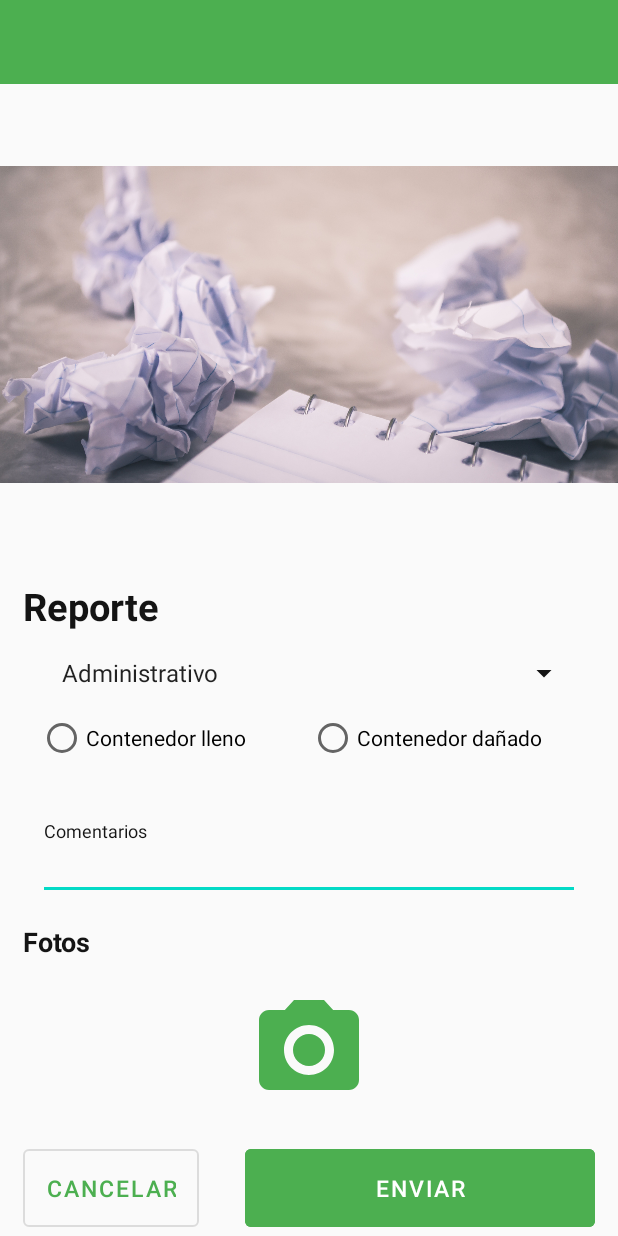
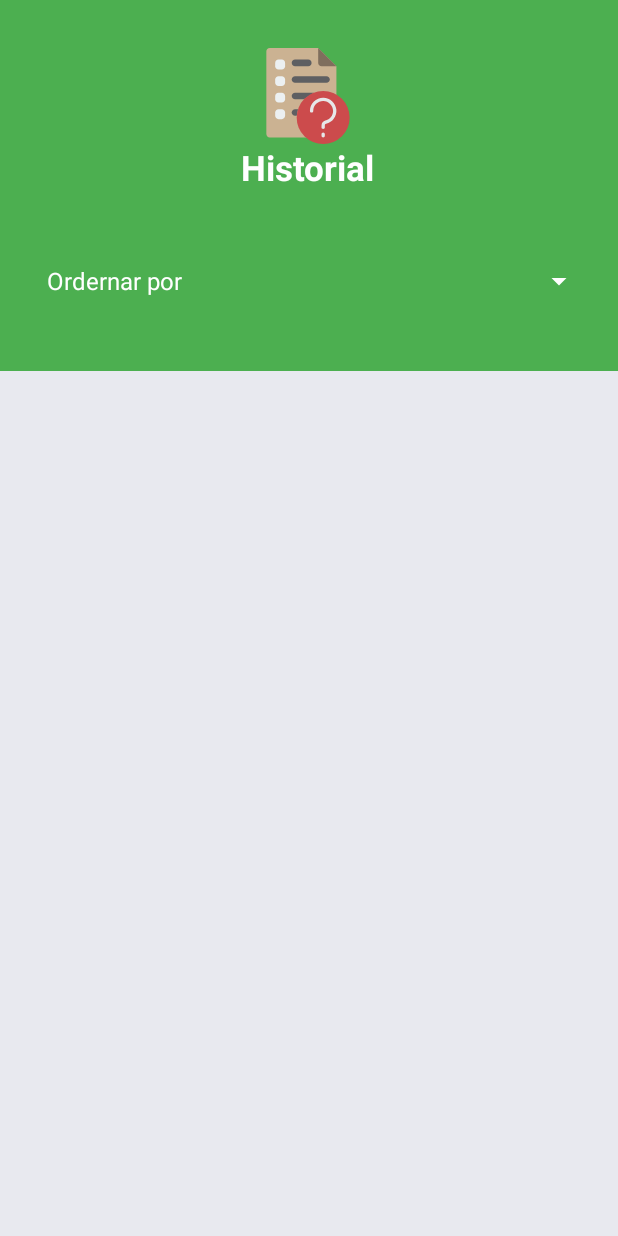
Before and after one commit to PaolaValencia123/ITCJArp, an Android app: the screen it shows after launch (ReportActivity before the commit, HistorialActivity after it), after a tap on "Login", on a phone screen of 412 x 824 dp. Run offline under Robolectric (Android 15) with nearby library versions, the phone set to English and light mode, and no system bars; our stand-ins replace Firebase (no records; nobody signed in at launch, a user with empty details on screens opened directly); libraries missing offline, so code that uses them is left out: org.osmdroid.config; pictures from the network do not load; 1 statement that could not run was skipped.

Commit message:
Se agregó la vista de de historial de reportes

```diff
--- a/app/build.gradle
+++ b/app/build.gradle
@@ -8,7 +8,7 @@ android {
 
     defaultConfig {
         applicationId "com.example.proyecto"
-        minSdkVersion 19
+        minSdkVersion 24
         targetSdkVersion 31
         versionCode 1
         versionName "1.0"
@@ -42,6 +42,8 @@ dependencies {
     implementation 'androidx.core:core-ktx:1.8.0'
     implementation 'androidx.multidex:multidex:2.0.1'
     api 'com.theartofdev.edmodo:android-image-cropper:2.8.+'
+    implementation 'com.github.bumptech.glide:glide:4.10.0'
+    annotationProcessor 'com.github.bumptech.glide:compiler:4.10.0'
 
     // Import the Firebase BoM
     implementation platform('com.google.firebase:firebase-bom:30.2.0')
--- /dev/null
+++ b/app/src/main/java/com/example/proyecto/Historial/HistorialActivity.java
@@ -0,0 +1,148 @@
+package com.example.proyecto.Historial;
+
+import androidx.annotation.NonNull;
+import androidx.appcompat.app.AppCompatActivity;
+import androidx.recyclerview.widget.LinearLayoutManager;
+import androidx.recyclerview.widget.RecyclerView;
+
+import android.content.Intent;
+import android.graphics.Color;
+import android.os.Bundle;
+import android.view.View;
+import android.widget.AdapterView;
+import android.widget.ArrayAdapter;
+import android.widget.Spinner;
+import android.widget.TextView;
+
+import com.example.proyecto.R;
+import com.google.android.gms.tasks.OnCompleteListener;
+import com.google.android.gms.tasks.Task;
+import com.google.firebase.firestore.FirebaseFirestore;
+import com.google.firebase.firestore.Query;
+import com.google.firebase.firestore.QueryDocumentSnapshot;
+import com.google.firebase.firestore.QuerySnapshot;
+
+import java.util.ArrayList;
+import java.util.List;
+import java.util.Optional;
+
+public class HistorialActivity extends AppCompatActivity {
+
+    private RecyclerView recyclerView;
+    private RecyclerViewAdaptador adaptador;
+    private FirebaseFirestore firebaseFirestore;
+    List<Historial> info = new ArrayList<>();
+    private Spinner AHSSearch;
+
+    @Override
+    protected void onCreate(Bundle savedInstanceState) {
+        super.onCreate(savedInstanceState);
+        setContentView(R.layout.activity_historial);
+
+        recyclerView = findViewById(R.id.AHTest);
+        recyclerView.setLayoutManager(new LinearLayoutManager(this));
+
+        Intent intent = getIntent();
+
+        AHSSearch = findViewById(R.id.AHSSearch);
+        ArrayAdapter<CharSequence> adapter = ArrayAdapter.createFromResource(this, R.array.search, android.R.layout.simple_spinner_item);
+        adapter.setDropDownViewResource(android.R.layout.simple_spinner_dropdown_item);
+
+        AHSSearch.setAdapter(adapter);
+        AHSSearch.setOnItemSelectedListener(new AdapterView.OnItemSelectedListener() {
+            @Override
+            public void onItemSelected(AdapterView<?> parent, View view, int position, long id) {
+                ((TextView) parent.getChildAt(0)).setTextColor(Color.WHITE); /* if you want your item to be white */
+                String param = AHSSearch.getSelectedItem().toString();
+
+                decided(param);
+            }
+
+            @Override
+            public void onNothingSelected(AdapterView<?> parent) {
+            }
+        });
+        //LayoutAnimationController animationController = AnimationUtils.loadLayoutAnimation(this, R.anim.item_animation_fall_down);
+        //recyclerView.setLayoutAnimation(animationController);
+
+        firebaseFirestore = FirebaseFirestore.getInstance();
+
+        adaptador = new RecyclerViewAdaptador(info);
+        recyclerView.setAdapter(adaptador);
+
+        if(intent.hasExtra("param")){
+            decided(intent.getStringExtra("param"));
+        }else {
+            performQuery("timestamp");
+        }
+    }
+
+
+    private void performSearchQuery(String field, String param){
+        final int currentSize = info.size();
+        info.clear();
+        firebaseFirestore.collection("Reportes").whereEqualTo(field, param).get().addOnCompleteListener(new OnCompleteListener<QuerySnapshot>() {
+            @Override
+            public void onComplete(@NonNull Task<QuerySnapshot> task) {
+                if(task.isSuccessful()){
+                    for(QueryDocumentSnapshot documentSnapshot : task.getResult()){
+                        info.add(new Historial(documentSnapshot.getString("Imagen"), documentSnapshot.getString("ReporteTipo"), documentSnapshot.getString("Estatus"), documentSnapshot.getString("Comentarios"), documentSnapshot.getString("Ubicación"), Optional.ofNullable(documentSnapshot.getString("Daño")).orElse(""), documentSnapshot.getTimestamp("timestamp")));
+                    }
+                    adaptador.notifyItemRangeRemoved(0, currentSize);
+                    adaptador.notifyItemRangeInserted(0, task.getResult().size());
+                }
+            }
+        });
+    }
+
+    private void decided(String param){
+        String field = "";
+        switch (param){
+            case "Contenedor dañado":
+            case "Contenedor lleno":
+                field = "ReporteTipo";
+                performSearchQuery(field, param);
+                break;
+            case "Enviado":
+                field = "Estatus";
+                param = "Enviado";
+                performSearchQuery(field, param);
+                break;
+            case "Sin atender":
+                field = "Estatus";
+                param = "En espera";
+                performSearchQuery(field, param);
+                break;
+            case "Fecha":
+                param = "timestamp";
+                performQuery(param);
+                break;
+            case "Dañado":
+            case "Muy Dañado":
+            case "Poco Dañado":
+                field = "Daño";
+                performSearchQuery(field, param);
+                break;
+            case "Ubicación":
+                param = "Ubicación";
+                performQuery(param);
+                break;
+        }
+    }
+
+    private void performQuery(String param){
+        info.clear();
+        firebaseFirestore.collection("Reportes").orderBy(param, Query.Direction.DESCENDING).get().addOnCompleteListener(new OnCompleteListener<QuerySnapshot>() {
+            @Override
+            public void onComplete(@NonNull Task<QuerySnapshot> task) {
+                if(task.isSuccessful()){
+
+                    for(QueryDocumentSnapshot documentSnapshot : task.getResult()){
+                        info.add(new Historial(documentSnapshot.getString("Imagen"), documentSnapshot.getString("ReporteTipo"), documentSnapshot.getString("Estatus"), documentSnapshot.getString("Comentarios"), documentSnapshot.getString("Ubicación"), Optional.ofNullable(documentSnapshot.getString("Daño")).orElse(""), documentSnapshot.getTimestamp("timestamp")));
+                    }
+                    adaptador.notifyDataSetChanged();
+                }
+            }
+        });
+    }
+}
--- a/app/src/main/java/com/example/proyecto/MainActivity.java
+++ b/app/src/main/java/com/example/proyecto/MainActivity.java
@@ -7,6 +7,7 @@ import android.content.Intent;
 import android.net.Uri;
 import android.os.Bundle;
 
+import com.example.proyecto.Historial.HistorialActivity;
 import com.example.proyecto.Map.MapActivity;
 import com.google.android.gms.tasks.OnCompleteListener;
 import com.google.android.gms.tasks.Task;
@@ -64,7 +65,7 @@ public class MainActivity extends AppCompatActivity {
     }
 
     public void nuevaPagina(View view) {
-        startActivity(new Intent(MainActivity.this, ReportActivity.class));
+        startActivity(new Intent(MainActivity.this, HistorialActivity.class));
     }
 
     @Override
--- /dev/null
+++ b/app/src/main/res/drawable/ic_help.xml
@@ -0,0 +1,45 @@
+<vector xmlns:android="http://schemas.android.com/apk/res/android"
+    android:width="512dp"
+    android:height="512dp"
+    android:viewportWidth="512"
+    android:viewportHeight="512">
+<path
+    android:pathData="M407.526,97.103v361.931c-0.029,9.739 -7.916,17.627 -17.655,17.655H51.509c-4.683,0.001 -9.174,-1.858 -12.485,-5.17s-5.171,-7.803 -5.17,-12.485V17.655c-0.001,-4.683 1.858,-9.174 5.17,-12.486S46.826,-0.001 51.509,0h258.913L407.526,97.103z"
+    android:fillColor="#CBB292"/>
+<path
+android:pathData="M407.526,97.103h-79.448c-9.739,-0.029 -17.627,-7.916 -17.655,-17.655V0L407.526,97.103z"
+android:fillColor="#7F6E5D"/>
+<path
+android:pathData="M98.56,61.793h17.655c9.751,0 17.655,7.904 17.655,17.655v17.655c0,9.751 -7.904,17.655 -17.655,17.655H98.56c-9.751,0 -17.655,-7.904 -17.655,-17.655V79.448C80.905,69.698 88.809,61.793 98.56,61.793z"
+android:fillColor="#ECF0F1"/>
+<path
+android:pathData="M186.836,61.793h70.621c9.751,0 17.655,7.904 17.655,17.655l0,0c0,9.751 -7.904,17.655 -17.655,17.655h-70.621c-9.751,0 -17.655,-7.904 -17.655,-17.655l0,0C169.181,69.698 177.085,61.793 186.836,61.793z"
+android:fillColor="#5E5F62"/>
+<path
+android:pathData="M98.56,150.069h17.655c9.751,0 17.655,7.904 17.655,17.655v17.655c0,9.751 -7.904,17.655 -17.655,17.655H98.56c-9.751,0 -17.655,-7.904 -17.655,-17.655v-17.655C80.905,157.973 88.809,150.069 98.56,150.069z"
+android:fillColor="#ECF0F1"/>
+<path
+android:pathData="M186.836,150.069H354.56c9.751,0 17.655,7.904 17.655,17.655l0,0c0,9.751 -7.905,17.655 -17.655,17.655H186.836c-9.751,0 -17.655,-7.904 -17.655,-17.655l0,0C169.181,157.973 177.085,150.069 186.836,150.069z"
+android:fillColor="#5E5F62"/>
+<path
+android:pathData="M98.56,238.345h17.655c9.751,0 17.655,7.904 17.655,17.655v17.655c0,9.751 -7.904,17.655 -17.655,17.655H98.56c-9.751,0 -17.655,-7.904 -17.655,-17.655V256C80.905,246.249 88.809,238.345 98.56,238.345z"
+android:fillColor="#ECF0F1"/>
+<path
+android:pathData="M287.647,238.345H186.836c-9.722,0.07 -17.585,7.934 -17.655,17.655c0.029,9.739 7.916,17.627 17.655,17.655h47.492"
+android:fillColor="#5E5F62"/>
+<path
+android:pathData="M98.56,326.621h17.655c9.751,0 17.655,7.904 17.655,17.655v17.655c0,9.751 -7.904,17.655 -17.655,17.655H98.56c-9.751,0 -17.655,-7.905 -17.655,-17.655v-17.655C80.905,334.525 88.809,326.621 98.56,326.621z"
+android:fillColor="#ECF0F1"/>
+<path
+android:pathData="M202.726,326.621h-15.89c-9.722,0.07 -17.585,7.934 -17.655,17.655c0.029,9.739 7.916,17.627 17.655,17.655h9.092"
+android:fillColor="#5E5F62"/>
+<path
+android:pathData="M336.905,370.759m-141.241,0a141.241,141.241 0,1 1,282.482 0a141.241,141.241 0,1 1,-282.482 0"
+android:fillColor="#CC4B4C"/>
+<path
+android:pathData="M336.905,432.552c-2.341,0.001 -4.587,-0.929 -6.243,-2.585c-1.656,-1.656 -2.585,-3.901 -2.585,-6.243v-10.862c0.006,-12.27 8.458,-22.921 20.405,-25.715c24.431,-5.548 41.671,-27.402 41.379,-52.453c-0.917,-28.441 -23.757,-51.285 -52.198,-52.207c-14.215,-0.389 -27.955,5.133 -37.948,15.25c-10.129,9.929 -15.818,23.528 -15.776,37.711c0,4.875 -3.952,8.828 -8.828,8.828s-8.828,-3.952 -8.828,-8.828c0,-18.903 7.579,-37.017 21.039,-50.289c13.461,-13.272 31.68,-20.594 50.581,-20.327c35.807,0.513 65.564,27.742 69.245,63.362c3.681,35.621 -19.878,68.36 -54.823,76.185c-3.901,0.953 -6.633,4.467 -6.595,8.483v10.862c0.001,2.341 -0.929,4.587 -2.585,6.243C341.492,431.622 339.246,432.552 336.905,432.552z"
+android:fillColor="#E6E7E8"/>
+<path
+android:pathData="M336.905,476.69c-2.341,0.001 -4.587,-0.929 -6.243,-2.585c-1.656,-1.656 -2.585,-3.901 -2.585,-6.243v-8.828c0,-4.875 3.952,-8.828 8.828,-8.828s8.828,3.952 8.828,8.828v8.828c0.001,2.341 -0.929,4.587 -2.585,6.243C341.492,475.76 339.246,476.69 336.905,476.69z"
+android:fillColor="#E6E7E8"/>
+    </vector>
--- /dev/null
+++ b/app/src/main/res/drawable/ic_iconfinder_unknown_403017.xml
@@ -0,0 +1,24 @@
+<vector xmlns:android="http://schemas.android.com/apk/res/android"
+    android:width="100dp"
+    android:height="100dp"
+    android:viewportWidth="100"
+    android:viewportHeight="100">
+    <path
+        android:pathData="M50,50m-50,0a50,50 0,1 1,100 0a50,50 0,1 1,-100 0"
+        android:fillColor="#F5EEE5"/>
+    <group>
+        <clip-path android:pathData="M50,50m-50,0a50,50 0,1 1,100 0a50,50 0,1 1,-100 0 M 0,0"/>
+        <path
+            android:pathData="M63,71.9c0,4 4.7,5.2 7.1,5.8c7.6,2 22.8,5.9 22.8,5.9c3.2,1.1 5.7,3.5 7.1,6.6v9.8L0,100v-9.8c1.3,-3.1 3.9,-5.5 7.1,-6.6c0,0 15.2,-3.9 22.8,-5.9c2.4,-0.6 7.1,-1.8 7.1,-5.8c0,-4 0,-10.9 0,-10.9h26C63,61 63,67.9 63,71.9z"
+            android:fillColor="#E6C19C"/>
+        <group>
+            <clip-path android:pathData="M63,71.9c0,4 4.7,5.2 7.1,5.8c7.6,2 22.8,5.9 22.8,5.9c3.2,1.1 5.7,3.5 7.1,6.6v9.8L0,100v-9.8c1.3,-3.1 3.9,-5.5 7.1,-6.6c0,0 15.2,-3.9 22.8,-5.9c2.4,-0.6 7.1,-1.8 7.1,-5.8c0,-4 0,-10.9 0,-10.9h26C63,61 63,67.9 63,71.9z M 0,0"/>
+            <path
+                android:pathData="M50.2,11c0.1,0 0.1,0 0.2,0c0,0 0,0 0,0c3.3,0 8.2,0.2 11.4,2c3.3,1.9 7.3,5.6 8.5,12.1c2.4,13.7 -2.1,35.4 -6.3,42.4c-4,6.7 -9.8,9.2 -13.5,9.4c0,0 -0.1,0 -0.1,0c-0.1,0 -0.1,0 -0.2,0c-0.1,0 -0.1,0 -0.2,0c0,0 -0.1,0 -0.1,0c-3.7,-0.2 -9.5,-2.7 -13.5,-9.4c-4.2,-7 -8.7,-28.7 -6.3,-42.4c1.2,-6.5 5.2,-10.2 8.5,-12.1c3.2,-1.8 8.1,-2 11.4,-2c0,0 0,0 0,0C50.1,11 50.1,11 50.2,11L50.2,11z"
+                android:fillColor="#D4B08C"/>
+        </group>
+    </group>
+    <path
+        android:pathData="M49.6,16c19.1,0 20.7,13.8 20.8,15.1c1.1,11.9 -3,28.1 -6.8,33.7c-4,5.9 -9.8,8.1 -13.5,8.3c-0.2,0 -0.2,0 -0.3,0c-0.1,0 -0.1,0 -0.2,0C45.8,72.8 40,70.6 36,64.7c-3.8,-5.6 -7.9,-21.8 -6.8,-33.8C29.3,29.7 30.5,16 49.6,16z"
+        android:fillColor="#F2CEA5"/>
+</vector>
--- /dev/null
+++ b/app/src/main/res/layout/activity_historial.xml
@@ -0,0 +1,94 @@
+<androidx.constraintlayout.widget.ConstraintLayout xmlns:android="http://schemas.android.com/apk/res/android"
+    xmlns:app="http://schemas.android.com/apk/res-auto"
+    xmlns:tools="http://schemas.android.com/tools"
+    android:layout_width="match_parent"
+    android:layout_height="match_parent"
+    tools:context=".Historial.HistorialActivity"
+    android:background="@color/grey"
+    >
+
+
+    <androidx.constraintlayout.widget.ConstraintLayout
+        android:id="@+id/AHView"
+        android:layout_width="match_parent"
+        android:layout_height="0dp"
+        android:background="@color/colorGreen"
+        app:layout_constraintEnd_toEndOf="parent"
+        app:layout_constraintHeight_percent="0.3"
+        app:layout_constraintHorizontal_bias="0.0"
+        app:layout_constraintStart_toStartOf="parent"
+        app:layout_constraintTop_toTopOf="parent">
+
+        <ImageView
+            android:id="@+id/imageView4"
+            android:layout_width="64dp"
+            android:layout_height="64dp"
+            android:src="@drawable/ic_help"
+            app:layout_constraintBottom_toBottomOf="parent"
+            app:layout_constraintEnd_toEndOf="parent"
+            app:layout_constraintHorizontal_bias="0.498"
+            app:layout_constraintStart_toStartOf="parent"
+            app:layout_constraintTop_toTopOf="parent"
+            app:layout_constraintVertical_bias="0.174"
+            android:contentDescription="@string/Historial">
+
+        </ImageView>
+
+        <TextView
+            android:id="@+id/textView"
+            android:layout_width="wrap_content"
+            android:layout_height="wrap_content"
+            android:text="@string/Historial"
+            android:textColor="@color/colorWhite"
+            android:textSize="23sp"
+            android:textStyle="bold"
+            app:layout_constraintBottom_toBottomOf="parent"
+            app:layout_constraintEnd_toEndOf="parent"
+            app:layout_constraintHorizontal_bias="0.498"
+            app:layout_constraintStart_toStartOf="parent"
+            app:layout_constraintTop_toBottomOf="@+id/imageView4"
+            app:layout_constraintVertical_bias="0.0">
+
+        </TextView>
+
+        <Spinner
+            android:id="@+id/AHSSearch"
+            android:layout_width="match_parent"
+            android:layout_height="wrap_content"
+            android:layout_marginLeft="15dp"
+            android:layout_marginRight="15dp"
+            app:layout_constraintBottom_toBottomOf="parent"
+            app:layout_constraintStart_toStartOf="parent"
+            app:layout_constraintTop_toBottomOf="@+id/textView"
+            android:backgroundTint="@color/colorWhite"
+            android:dropDownSelector="@color/colorWhite"
+            style="@style/mySpinnerItemStyle2"
+            android:theme="@style/mySpinnerItemStyle">
+
+        </Spinner>
+    </androidx.constraintlayout.widget.ConstraintLayout>
+
+    <ScrollView
+        android:layout_width="match_parent"
+        android:layout_height="0dp"
+        app:layout_constraintHeight_percent="0.68"
+        android:fillViewport="true"
+        android:orientation="vertical"
+        app:layout_constraintBottom_toBottomOf="parent"
+        app:layout_constraintEnd_toEndOf="parent"
+        app:layout_constraintHorizontal_bias="0.0"
+        app:layout_constraintStart_toStartOf="parent"
+        app:layout_constraintTop_toBottomOf="@+id/AHView"
+        app:layout_constraintVertical_bias="0.0">
+
+        <androidx.recyclerview.widget.RecyclerView
+            android:id="@+id/AHTest"
+            android:layout_width="match_parent"
+            android:layout_height="wrap_content"
+            android:layout_margin="10dp"
+            android:orientation="vertical">
+
+        </androidx.recyclerview.widget.RecyclerView>
+    </ScrollView>
+
+</androidx.constraintlayout.widget.ConstraintLayout>
--- a/app/src/main/res/values/colors.xml
+++ b/app/src/main/res/values/colors.xml
@@ -6,8 +6,11 @@
     <color name="colorWhite">#FFFFFF</color>
     <color name="colorBlack">#141414</color>
     <color name="colorGreen">#4CAF50</color>
+    <color name="colorRed">#E91E63</color>
     <color name="textoNegro">#090808</color>
     <color name="colorBtnRestablecer">#F39C12</color>
 
     <color name="transparente">#80000000</color>
+    <color name="grey">#E8E9EF</color>
+    <color name="dark">#343A40</color>
 </resources>
--- a/app/src/main/res/values/strings.xml
+++ b/app/src/main/res/values/strings.xml
@@ -46,6 +46,8 @@
     <string name="menu_home">Inicio</string>
     <string name="menu_gallery">Mapa</string>
     <string name="menu_slideshow">Reportes</string>
+    <string name="Status">Estatus:</string>
+    <string name="last_update">Última actualización:</string>
 
     <string-array name="tipo">
         <item>Estudiante</item>
@@ -60,6 +62,7 @@
 
     <string name="hello_first_fragment">Hello first fragment</string>
     <string name="hello_second_fragment">Hello second fragment. Arg: %1$s</string>
+    <string name="Historial">Historial</string>
 
     <string-array name="category">
         <item>Administrativo</item>
@@ -77,6 +80,23 @@
         <item>Departamento de sistemas</item>
     </string-array>
 
+    <string-array name="search">
+        <item>Ordernar por</item>
+
+        <item>Ubicación</item>
+
+        <item>Contenedor dañado</item>
+        <item>Contenedor lleno</item>
+        <item>Fecha</item>
+
+        <item>Dañado</item>
+        <item>Muy Dañado</item>
+        <item>Poco Dañado</item>
+
+        <item>Enviado</item>
+        <item>Sin atender</item>
+    </string-array>
+
     <string-array name="estado">
         <item>Muy poco dañado</item>
         <item>Dañado</item>
--- a/app/src/main/res/values/styles.xml
+++ b/app/src/main/res/values/styles.xml
@@ -18,9 +18,13 @@
 
     <style name="mySpinnerItemStyle" parent="@android:style/Widget.Holo.DropDownItem.Spinner">
         <item name="android:textColor">@color/colorBlack</item>
+        <item name="android:divider">@color/colorGreen</item>
+        <item name="android:dividerHeight">1dp</item>
     </style>
     <style name="mySpinnerItemStyle2" parent="Base.Widget.AppCompat.Spinner">
         <item name="android:textColor">@color/colorWhite</item>
+        <item name="android:divider">#00ff00</item>
+        <item name="android:dividerHeight">1dp</item>
     </style>
     <style name="TextLabelBlack" parent="Widget.MaterialComponents.TextInputLayout.FilledBox">
         <!-- Hint color and label color in FALSE state -->
```
Also changed, not shown: app/src/main/AndroidManifest.xml (+7 -3 lines), app/src/main/java/com/example/proyecto/Historial/Historial.java (added, +75 -0 lines), app/src/main/java/com/example/proyecto/Historial/RecyclerViewAdaptador.java (added, +133 -0 lines), app/src/main/java/com/example/proyecto/ReportActivity.java (+1 -8 lines), app/src/main/res/layout/square.xml (added, +116 -0 lines).
